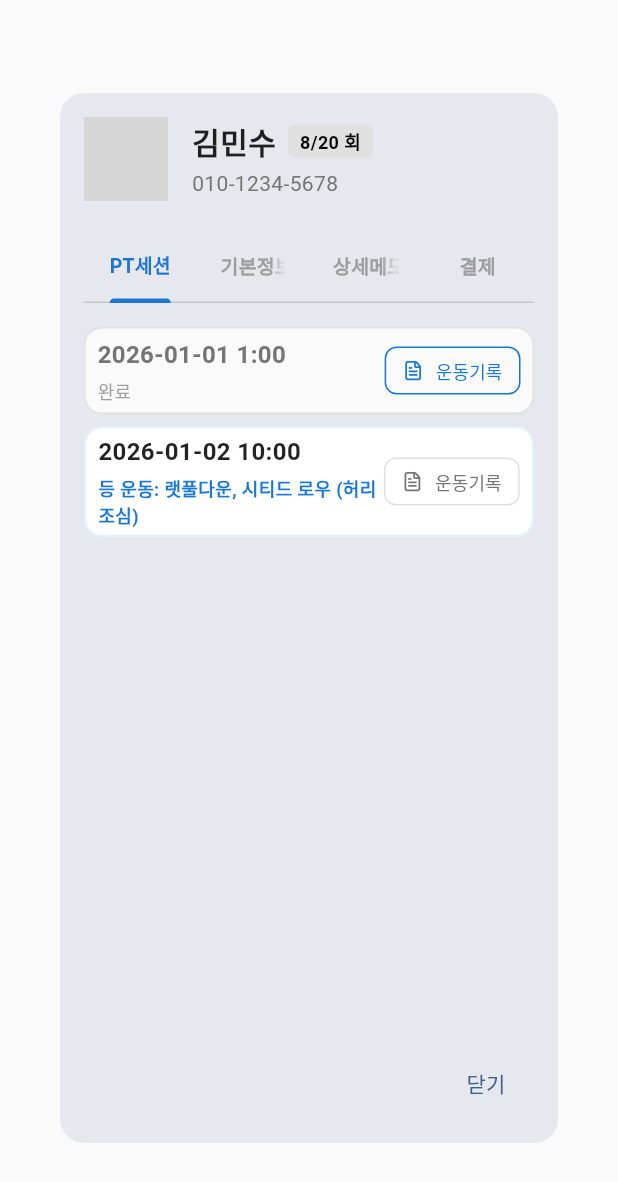
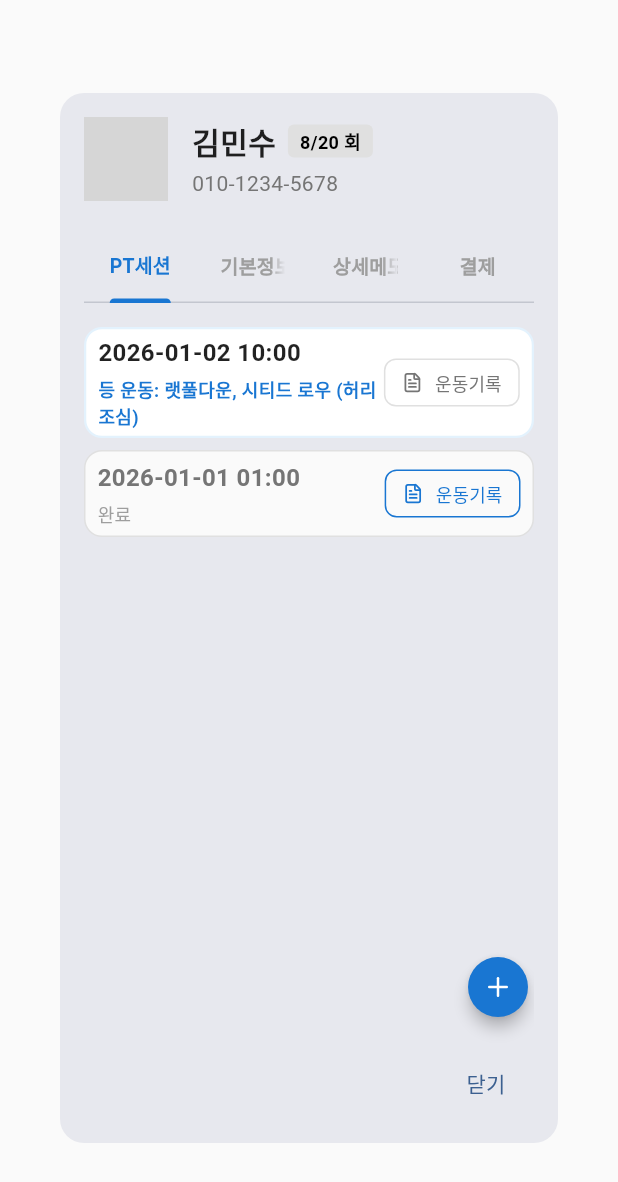
Before and after one commit to shkch02/ptlog, a Flutter app: the MemberDetailDialog widget shown alone on an empty page, opened directly with sample values from the repository, on a phone screen of 412 x 824 dp. Shown: the top 1182 px of the screen. Run offline on Flutter 3.47's test engine with Material 3 defaults, Android fonts, the phone set to English and light mode, and no system bars; our stand-ins replace flutter_riverpod, lucide_icons, table_calendar; network calls fail; Roboto replaces fonts that are missing (Pretendard); grey boxes are pictures that could not be loaded.

Commit message:
피티세션 추가기능

```diff
--- a/lib/data/mock_data.dart
+++ b/lib/data/mock_data.dart
@@ -396,8 +396,8 @@
     memberId: '1',
     memberName: '김민수',
     date: DateTime.now().toString().split(' ')[0], // 오늘
-    startTime: '1:00',
-    endTime: '2:00',
+    startTime: '01:00',
+    endTime: '02:00',
     notes: '허리 디스크 병력 있음. 데드리프트 중량 치지 말 것',
     reminder: '10분 전 알림',
   ),
@@ -446,7 +446,7 @@
     id: 'log_1',
     memberId: '1', // 김민수
     memberName: '김민수',
-    date: DateTime.now().subtract(const Duration(days: 2)).toString().split(' ')[0], // 위 스케줄 날짜와 동일하게 설정
+    date: DateTime.now().toString().split(' ')[0],
     sessionNumber: 14,
     exercises: [
       WorkoutExercise(
--- a/lib/providers/schedule_providers.dart
+++ b/lib/providers/schedule_providers.dart
@@ -9,3 +9,10 @@
   final dateStr = DateFormat('yyyy-MM-dd').format(date);
   return scheduleRepo.getSchedulesByDate(dateStr);
 });
+
+// 특정 회원의 스케줄 목록을 관리하는 Provider
+// (일정 추가 시 ref.invalidate(memberSchedulesProvider(id))를 호출하여 목록을 갱신합니다)
+final memberSchedulesProvider = FutureProvider.family<List<Schedule>, String>((ref, memberId) async {
+  final scheduleRepo = ref.watch(scheduleRepositoryProvider);
+  return scheduleRepo.getSchedulesByMember(memberId);
+});
--- a/lib/widgets/member_detail_dialog.dart
+++ b/lib/widgets/member_detail_dialog.dart
@@ -7,7 +7,7 @@
 import 'package:ptlog/widgets/member_detail_tabs/detailed_memo_tab.dart';
 import 'package:ptlog/widgets/member_detail_tabs/payment_tab.dart';
 import 'package:ptlog/widgets/member_detail_tabs/pt_sessions_tab.dart';
-import '../models/index.dart';
+import 'package:ptlog/models/index.dart';
 
 class MemberDetailDialog extends ConsumerStatefulWidget {
   final Member member;
@@ -23,7 +23,7 @@
   late TabController _tabController;
   late TextEditingController _notesController;
 
-  List<Schedule> _memberSchedules = [];
+  // [수정] 스케줄 리스트 변수 삭제 (_memberSchedules 불필요)
   List<PaymentLog> _memberPayments = [];
   bool _isLoading = true;
 
@@ -37,18 +37,15 @@
   }
 
   Future<void> _loadAsyncData() async {
-    final scheduleRepo = ref.read(scheduleRepositoryProvider);
+    // [수정] 스케줄 리포지토리 호출 불필요
     final memberRepo = ref.read(memberRepositoryProvider);
 
-    final results = await Future.wait([
-      scheduleRepo.getSchedulesByMember(widget.member.id),
-      memberRepo.getPaymentHistory(widget.member.id),
-    ]);
+    // [수정] 결제 내역만 로드하도록 변경 (스케줄은 PtSessionsTab 내부에서 로드함)
+    final payments = await memberRepo.getPaymentHistory(widget.member.id);
 
     if (mounted) {
       setState(() {
-        _memberSchedules = results[0] as List<Schedule>;
-        _memberPayments = results[1] as List<PaymentLog>;
+        _memberPayments = payments; // 결과 할당
         _isLoading = false;
       });
     }
@@ -124,7 +121,9 @@
                   : TabBarView(
                       controller: _tabController,
                       children: [
-                        PtSessionsTab(memberSchedules: _memberSchedules),
+                        // [수정] memberSchedules 대신 member 객체를 직접 전달
+                        PtSessionsTab(member: widget.member),
+
                         BasicInfoTab(member: widget.member),
                         DetailedMemoTab(
                           notesController: _notesController,
@@ -148,7 +147,9 @@
     );
   }
 
+  // ... ( _buildSessionBadge 메서드는 기존과 동일 )
   Widget _buildSessionBadge(int remaining, int total) {
+    // 기존 코드 유지
     final ratio = total > 0 ? remaining / total : 0.0;
     Color color = AppColors.textLight;
     Color bgColor = AppColors.background;
--- a/lib/widgets/member_detail_tabs/pt_sessions_tab.dart
+++ b/lib/widgets/member_detail_tabs/pt_sessions_tab.dart
@@ -1,31 +1,48 @@
 import 'package:flutter/material.dart';
-import 'package:flutter_riverpod/flutter_riverpod.dart'; // 1. Riverpod import
+import 'package:flutter_riverpod/flutter_riverpod.dart';
 import 'package:intl/intl.dart';
 import 'package:lucide_icons/lucide_icons.dart';
 import 'package:ptlog/constants/app_colors.dart';
 import 'package:ptlog/constants/app_strings.dart';
 import 'package:ptlog/constants/app_text_styles.dart';
 import 'package:ptlog/models/index.dart';
-import 'package:ptlog/providers/repository_providers.dart'; // 2. Provider import
-import 'package:ptlog/screens/workout_log_detail_screen.dart'; // 상세 화면 import
+import 'package:ptlog/providers/repository_providers.dart';
+import 'package:ptlog/providers/schedule_providers.dart'; // [추가] Provider import
+import 'package:ptlog/screens/workout_log_detail_screen.dart';
+import 'package:ptlog/widgets/session_add_dialog.dart'; // [추가] 다이얼로그 import
 
-// 3. ConsumerWidget으로 변경
+/**주의: PtSessionsTab을 사용할 때 부모 위젯에서 memberId를 정확히 전달해주어야 합니다. (기존에 List<Schedule>만 받던 것을 Member 객체 또는 memberId를 받도록 변경하는 것이 좋습니다. 여기서는 member 객체를 받는다고 가정하고 수정합니다.) */
+
 class PtSessionsTab extends ConsumerWidget {
-  final List<Schedule> memberSchedules;
+  // [수정] 리스트를 직접 받는 대신, 회원 정보를 받아 Provider로 조회합니다.
+  final Member member;
 
-  const PtSessionsTab({super.key, required this.memberSchedules});
+  const PtSessionsTab({super.key, required this.member});
 
   @override
-  Widget build(BuildContext context, WidgetRef ref) { // 4. WidgetRef ref 파라미터 추가
-    if (memberSchedules.isEmpty) {
+  Widget build(BuildContext context, WidgetRef ref) {
+    // [추가] Provider를 통해 스케줄 목록을 구독합니다.
+    final schedulesAsync = ref.watch(memberSchedulesProvider(member.id));
+
+    return SizedBox(
+      height: 400, // 탭 내부 높이 지정 (필요 시 조정)
+      child: Stack(
+        children: [
+          // 1. 스케줄 리스트 (AsyncValue 처리)
+          schedulesAsync.when(
+            loading: () => const Center(child: CircularProgressIndicator()),
+            error: (err, stack) => Center(child: Text('오류 발생: $err')),
+            data: (schedules) {
+              if (schedules.isEmpty) {
                 return const Center(child: Text('예약된 스케줄이 없습니다.'));
               }
               final now = DateTime.now();
 
               return ListView.builder(
-      itemCount: memberSchedules.length,
+                padding: const EdgeInsets.only(bottom: 80), // 버튼에 가리지 않게 여백 추가
+                itemCount: schedules.length,
                 itemBuilder: (context, index) {
-        final schedule = memberSchedules[index];
+                  final schedule = schedules[index];
                   DateTime scheduleTime;
                   try {
                     scheduleTime = DateFormat(AppStrings.dateFormatYmdHm)
@@ -75,17 +92,13 @@
                           ),
                         ),
                         OutlinedButton.icon(
-                // 5. 비동기 콜백으로 변경
                           onPressed: () async {
                             if (isPast) {
                               try {
-                      // ★ 리포지토리 패턴 적용 부분 ★
-                      // Provider를 통해 Repository 인스턴스를 가져오고 메서드 호출
                                 final log = await ref
                                     .read(workoutLogRepositoryProvider)
                                     .getLogBySchedule(schedule.memberId, schedule.date);
 
-                      // 비동기 작업 후 context 마운트 여부 확인
                                 if (!context.mounted) return;
 
                                 if (log != null) {
@@ -125,12 +138,10 @@
                             ),
                           ),
                           style: OutlinedButton.styleFrom(
-                  padding:
-                      const EdgeInsets.symmetric(horizontal: 12, vertical: 0),
+                            padding: const EdgeInsets.symmetric(horizontal: 12, vertical: 0),
                             minimumSize: const Size(0, 32),
                             side: BorderSide(
-                      color:
-                          isPast ? AppColors.primary : AppColors.disabled),
+                                color: isPast ? AppColors.primary : AppColors.disabled),
                             shape: RoundedRectangleBorder(
                                 borderRadius: BorderRadius.circular(8)),
                           ),
@@ -140,5 +151,30 @@
                   );
                 },
               );
+            },
+          ),
+
+          // 2. 닫기 버튼 위에 위치할 Floating Action Button (세션 추가 버튼)
+          Positioned(
+            bottom: 16,
+            right: 0, // 오른쪽 정렬 (필요 시 조정)
+            child: FloatingActionButton(
+              mini: true, // 작고 동그랗게
+              backgroundColor: AppColors.primary,
+              foregroundColor: Colors.white,
+              elevation: 4,
+              shape: const CircleBorder(),
+              onPressed: () {
+                showDialog(
+                  context: context,
+                  builder: (context) => SessionAddDialog(member: member),
+                );
+              },
+              child: const Icon(LucideIcons.plus, size: 20),
+            ),
+          ),
+        ],
+      ),
+    );
   }
 }
```
Also changed, not shown: lib/repositories/schedule_repository.dart (+49 -13 lines), lib/widgets/session_add_dialog.dart (added, +160 -0 lines). Lines whose indentation alone changed are shown as unchanged.
